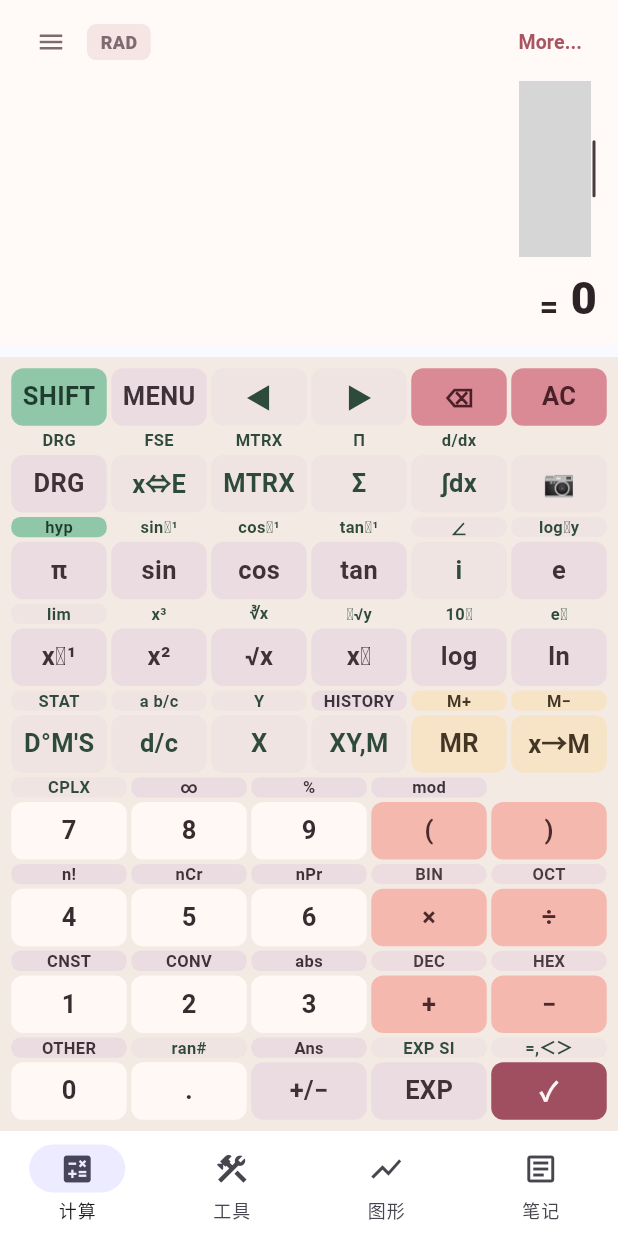
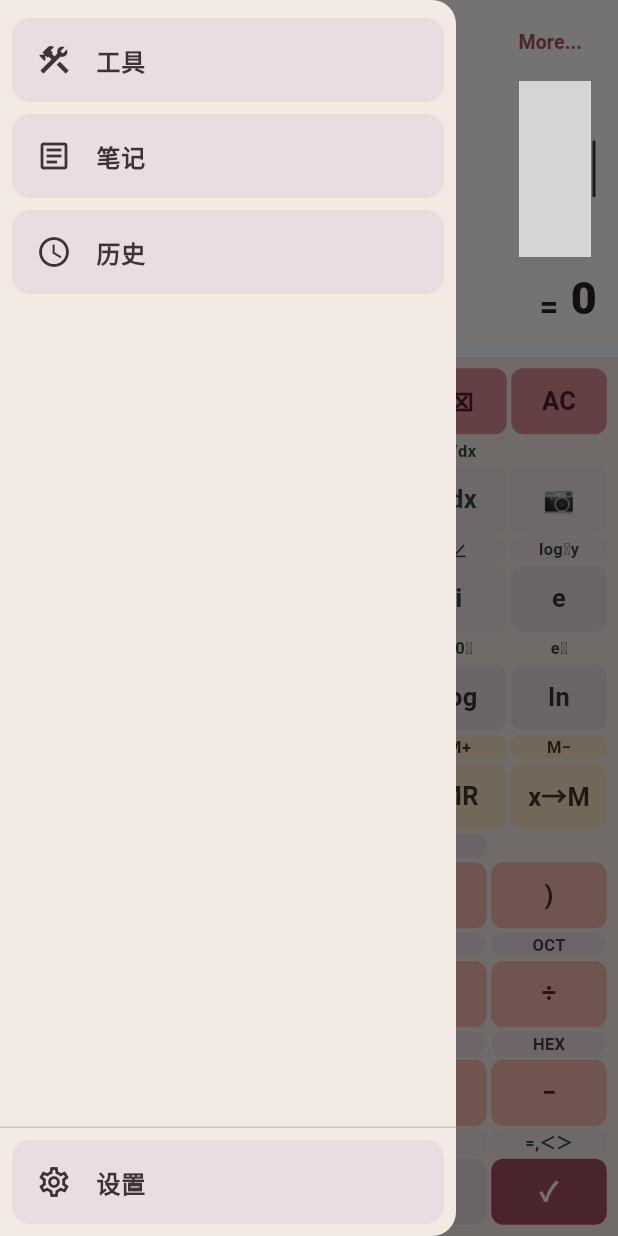
Before and after one commit to NekoRain404/NekoCalc, a Flutter app: the screen it shows after launch, with the side drawer open (before the commit the screen has no drawer), on a phone screen of 412 x 824 dp. Run offline on Flutter 3.47's test engine with Material 3 defaults, Android fonts, the phone set to English and light mode, and no system bars; our stand-ins replace sqflite; missing offline and left inert: flutter_math_fork; accounts and stored records are empty; grey boxes are pictures that could not be loaded.

Commit message:
feat(shell): replace bottom tabs with a navigation drawer
Co-Authored-By: Claude Code <noreply@anthropic.com>

```diff
--- /dev/null
+++ b/lib/shared/presentation/app_drawer.dart
@@ -0,0 +1,173 @@
+import 'package:flutter/material.dart';
+
+import 'calc_theme.dart';
+
+/// 中文：外壳的侧边抽屉，取代原来的底部导航栏。入口固定为 工具 / 笔记 / 历史 / 设置：
+///       前三项是页面级目的地，经 `onSelect` 交回外壳处理（外壳与计算页的 `onNavigate` 共用同一套
+///       目的地，所以「工具 / 历史」两条路径不会各走各的）；「设置」是独立的设置页路由。
+/// English: The shell's navigation drawer, replacing the former bottom navigation bar. Its entries
+///          are fixed at 工具 / 笔记 / 历史 / 设置: the first three are page-level destinations handed
+///          back through `onSelect` (the shell shares one destination vocabulary with the calculator
+///          page's `onNavigate`, so the 工具 and 历史 paths cannot drift apart); 设置 pushes the
+///          settings route.
+class AppDrawer extends StatelessWidget {
+  const AppDrawer({
+    required this.selectedIndex,
+    required this.onSelect,
+    required this.onOpenSettings,
+    super.key,
+  });
+
+  /// 中文：工具页在外壳页面集合里的索引（0 计算、1 工具、2 图形、3 笔记），也是本抽屉「工具」
+  ///       入口的目的地编号。
+  /// English: The toolbox page's index in the shell's page set (0 calculator, 1 toolbox, 2 graph,
+  ///          3 notes) and the destination id of this drawer's 工具 entry.
+  static const int toolsDestination = 1;
+
+  /// 中文：笔记页在外壳页面集合里的索引，也是本抽屉「笔记」入口的目的地编号。
+  /// English: The notes page's index in the shell's page set and the destination id of this
+  ///          drawer's 笔记 entry.
+  static const int notesDestination = 3;
+
+  /// 中文：历史入口的目的地编号。历史记录住在笔记页里，所以「历史」与「笔记」指向同一页的不同视图，
+  ///       它没有自己的页面索引（页面索引只到 3），因此单独编号——外壳据此把两个入口路由到不同动作，
+  ///       而不是让「历史」变成「笔记」的复制品。
+  ///       注意：笔记页内部的「历史」筛选目前没有对外入口（`NotesPage` 没有暴露它的 tab），
+  ///       外壳只能切页；等笔记页暴露入口后再把这里补成真正的筛选切换。
+  /// English: Destination id of the history entry. History lives on the notes page, so 历史 and 笔记
+  ///          point at two views of one page; history has no page index of its own (page indices stop
+  ///          at 3), hence its own id — the shell routes the two entries to different actions instead
+  ///          of making 历史 a duplicate of 笔记. Note: the notes page's inner 「历史」 filter has no
+  ///          external entry point yet (`NotesPage` exposes no tab hook), so the shell can only switch
+  ///          pages; once such a hook exists this id gains the real filter switch.
+  static const int historyDestination = 4;
+
+  /// 中文：外壳当前页的索引，用于高亮对应入口。
+  /// English: The shell's current page index, used to highlight the matching entry.
+  final int selectedIndex;
+
+  /// 中文：页面级目的地回调，收到 `toolsDestination` / `notesDestination` / `historyDestination`。
+  /// English: Page-level destination callback; receives `toolsDestination`, `notesDestination` or
+  ///          `historyDestination`.
+  final ValueChanged<int> onSelect;
+
+  /// 中文：打开设置页。
+  /// English: Opens the settings page.
+  final VoidCallback onOpenSettings;
+
+  @override
+  Widget build(BuildContext context) {
+    final theme = _calcTheme(context);
+    return Drawer(
+      // 中文：抽屉底色沿用键位区底色，抽屉与主屏是同一片机身，不再是两种色系拼接。
+      // English: The drawer borrows the keypad panel's colour so drawer and main screen read as one
+      //          body rather than two colour systems bolted together.
+      backgroundColor: theme.keypadBackground,
+      child: SafeArea(
+        child: Column(
+          children: [
+            Expanded(
+              child: ListView(
+                padding: const EdgeInsets.symmetric(vertical: 8),
+                children: [
+                  _entry(
+                    context,
+                    theme,
+                    destination: toolsDestination,
+                    icon: Icons.construction_outlined,
+                    label: '工具',
+                  ),
+                  _entry(
+                    context,
+                    theme,
+                    destination: notesDestination,
+                    icon: Icons.article_outlined,
+                    label: '笔记',
+                  ),
+                  _entry(
+                    context,
+                    theme,
+                    destination: historyDestination,
+                    icon: Icons.schedule,
+                    label: '历史',
+                  ),
+                ],
+              ),
+            ),
+            Divider(height: 1, color: theme.keys.functionFg.withValues(alpha: 0.2)),
+            _settingsEntry(context, theme),
+          ],
+        ),
+      ),
+    );
+  }
+
+  /// 中文：导航区的一项。选中态用强调色，未选中沿用函数键的键面配色——两对颜色都是主题里配好对比度的。
+  /// English: One navigation entry: the selected one takes the accent pair, the others the function
+  ///          key's surface pair — both pairs ship with their own contrast in the theme.
+  Widget _entry(
+    BuildContext context,
+    CalcTheme theme, {
+    required int destination,
+    required IconData icon,
+    required String label,
+  }) {
+    final selected = selectedIndex == destination;
+    return Padding(
+      padding: const EdgeInsets.symmetric(horizontal: 8, vertical: 4),
+      child: ListTile(
+        selected: selected,
+        onTap: () => _close(context, () => onSelect(destination)),
+        leading: Icon(icon),
+        title: Text(label, style: const TextStyle(fontWeight: FontWeight.w700)),
+        iconColor: theme.keys.functionFg,
+        textColor: theme.keys.functionFg,
+        selectedColor: theme.keys.accentFg,
+        tileColor: theme.keys.functionBg,
+        selectedTileColor: theme.keys.accentBg,
+        shape: const RoundedRectangleBorder(
+          borderRadius: BorderRadius.all(Radius.circular(12)),
+        ),
+      ),
+    );
+  }
+
+  /// 中文：设置入口。它不是页面集合里的一页（是压在栈上的路由），所以永不处于选中态。
+  /// English: The settings entry is not one of the pages (it is a route pushed on top), so it is
+  ///          never selected.
+  Widget _settingsEntry(BuildContext context, CalcTheme theme) {
+    return Padding(
+      padding: const EdgeInsets.symmetric(horizontal: 8, vertical: 8),
+      child: ListTile(
+        onTap: () => _close(context, onOpenSettings),
+        leading: const Icon(Icons.settings_outlined),
+        title: const Text('设置', style: TextStyle(fontWeight: FontWeight.w700)),
+        iconColor: theme.keys.functionFg,
+        textColor: theme.keys.functionFg,
+        tileColor: theme.keys.functionBg,
+        shape: const RoundedRectangleBorder(
+          borderRadius: BorderRadius.all(Radius.circular(12)),
+        ),
+      ),
+    );
+  }
+
+  /// 中文：先关抽屉再执行动作，否则抽屉会停在切过去的页面上。
+  /// English: Close the drawer before running the action, otherwise it lingers over the new page.
+  void _close(BuildContext context, VoidCallback action) {
+    Navigator.of(context).pop();
+    action();
+  }
+
+  /// 中文：配色一律取自 `CalcTheme`。主题选择还没接进设置页（列为后续工作），所以固定用默认主题
+  ///       `roseCream`，只按平台明暗取它的深色变体——与计算页同一套取色方式。
+  /// English: Every colour comes from `CalcTheme`. Theme selection is not wired into the settings page
+  ///          yet (recorded as follow-up work), so the default theme `roseCream` is used, with its dark
+  ///          variant chosen by the platform brightness — the same resolution the calculator page uses.
+  CalcTheme _calcTheme(BuildContext context) {
+    const theme = CalcTheme.roseCream;
+    return MediaQuery.platformBrightnessOf(context) == Brightness.dark
+        ? theme.dark
+        : theme;
+  }
+}
--- a/lib/shared/presentation/app_shell.dart
+++ b/lib/shared/presentation/app_shell.dart
@@ -7,6 +7,7 @@ import '../../features/graph/presentation/graph_page.dart';
 import '../../features/notes/presentation/notes_page.dart';
 import '../../features/settings/presentation/settings_page.dart';
 import '../../features/tools/presentation/tools_home_page.dart';
+import 'app_drawer.dart';
 
 class AppShell extends StatefulWidget {
   const AppShell({
@@ -52,6 +53,14 @@ class _AppShellState extends State<AppShell> {
   @override
   Widget build(BuildContext context) {
     return Scaffold(
+      // 中文：导航从底部栏换成侧边抽屉；主屏左上角的 ☰（由计算页渲染）打开的就是它。
+      // English: Navigation moved from the bottom bar to a side drawer; the ☰ rendered by the
+      //          calculator page opens exactly this one.
+      drawer: AppDrawer(
+        selectedIndex: _index,
+        onSelect: _openDestination,
+        onOpenSettings: _openSettings,
+      ),
       body: SafeArea(
         child: PageView.builder(
           controller: _pageController,
@@ -62,34 +71,40 @@ class _AppShellState extends State<AppShell> {
           },
         ),
       ),
-      bottomNavigationBar: NavigationBar(
-        selectedIndex: _index,
-        height: 70,
-        onDestinationSelected: _selectDestination,
-        destinations: const [
-          NavigationDestination(
-            icon: Icon(Icons.calculate_outlined),
-            selectedIcon: Icon(Icons.calculate),
-            label: '计算',
-          ),
-          NavigationDestination(
-            icon: Icon(Icons.construction_outlined),
-            selectedIcon: Icon(Icons.construction),
-            label: '工具',
-          ),
-          NavigationDestination(
-            icon: Icon(Icons.show_chart_outlined),
-            selectedIcon: Icon(Icons.show_chart),
-            label: '图形',
-          ),
-          NavigationDestination(
-            icon: Icon(Icons.article_outlined),
-            selectedIcon: Icon(Icons.article),
-            label: '笔记',
-          ),
-        ],
-      ),
     );
+  }
+
+  /// 中文：抽屉入口的目的地。编号与 `AppDrawer` 共用，避免抽屉与计算页各立一套映射。
+  /// English: Destinations from the drawer, using `AppDrawer`'s ids so the drawer and the calculator
+  ///          page cannot drift into two different mappings.
+  void _openDestination(int destination) {
+    switch (destination) {
+      case AppDrawer.toolsDestination:
+        _selectDestination(AppDrawer.toolsDestination);
+      case AppDrawer.notesDestination:
+        _selectDestination(AppDrawer.notesDestination);
+      case AppDrawer.historyDestination:
+        _navigate('history');
+    }
+  }
+
+  /// 中文：计算页的页面级导航（`HISTORY`、`CNST`、`CONV` 与四个进制胶囊）。目的地只有两个：
+  ///       `'tools'` 切到工具页；`'history'` 切到笔记页——历史记录住在那一页。
+  ///       笔记页内部的「历史」筛选没有对外入口（`NotesPage` 未暴露它的 tab），所以这里只切页、
+  ///       不另造一条通往筛选的平行路径；等笔记页暴露入口后在此补上。
+  /// English: Page-level navigation from the calculator page (`HISTORY`, `CNST`, `CONV` and the four
+  ///          base pills). There are exactly two destinations: `'tools'` switches to the toolbox;
+  ///          `'history'` switches to the notes page, where history lives. That page's inner 「历史」
+  ///          filter has no external entry point (`NotesPage` exposes no tab hook), so this switches
+  ///          pages rather than inventing a parallel route into the filter; it gains the filter once
+  ///          the page exposes one.
+  void _navigate(String destination) {
+    switch (destination) {
+      case 'tools':
+        _selectDestination(AppDrawer.toolsDestination);
+      case 'history':
+        _selectDestination(AppDrawer.notesDestination);
+    }
   }
 
   Widget _pageFor(int index) {
@@ -98,7 +113,8 @@ class _AppShellState extends State<AppShell> {
           db: widget.db,
           onOpenSettings: _openSettings,
           settings: widget.settings,
-          reloadToken: _calculatorReloadToken),
+          reloadToken: _calculatorReloadToken,
+          onNavigate: _navigate),
       1 => ToolsHomePage(
           db: widget.db,
           settings: widget.settings,
```
Also changed, not shown: 1 other file.
